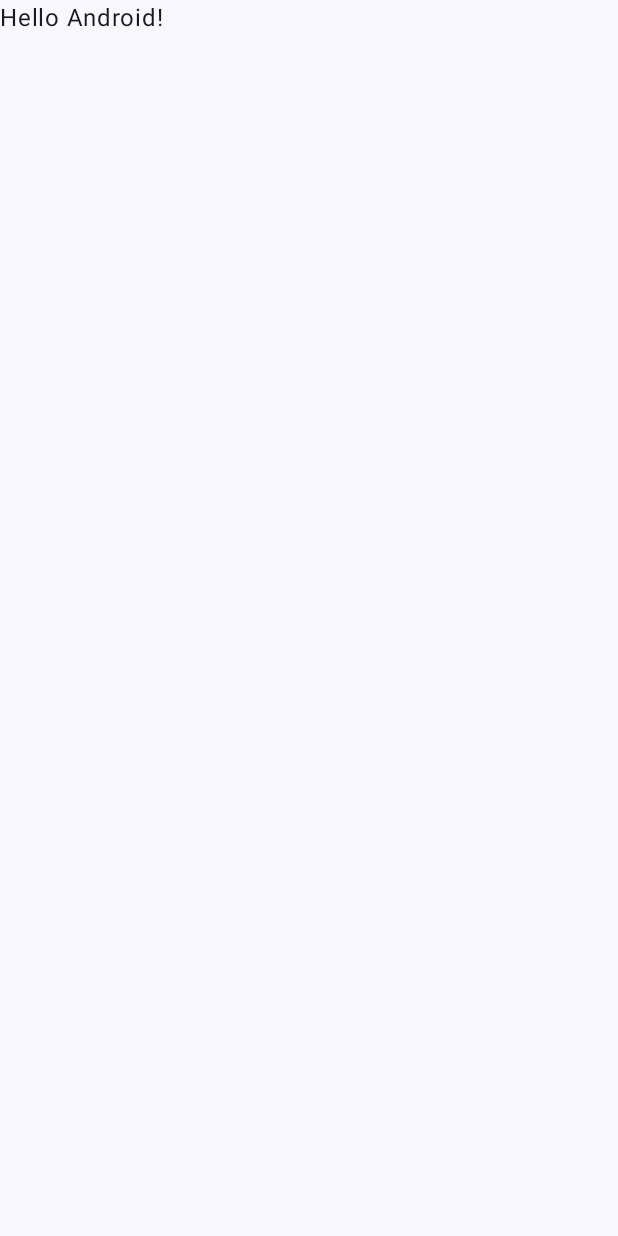
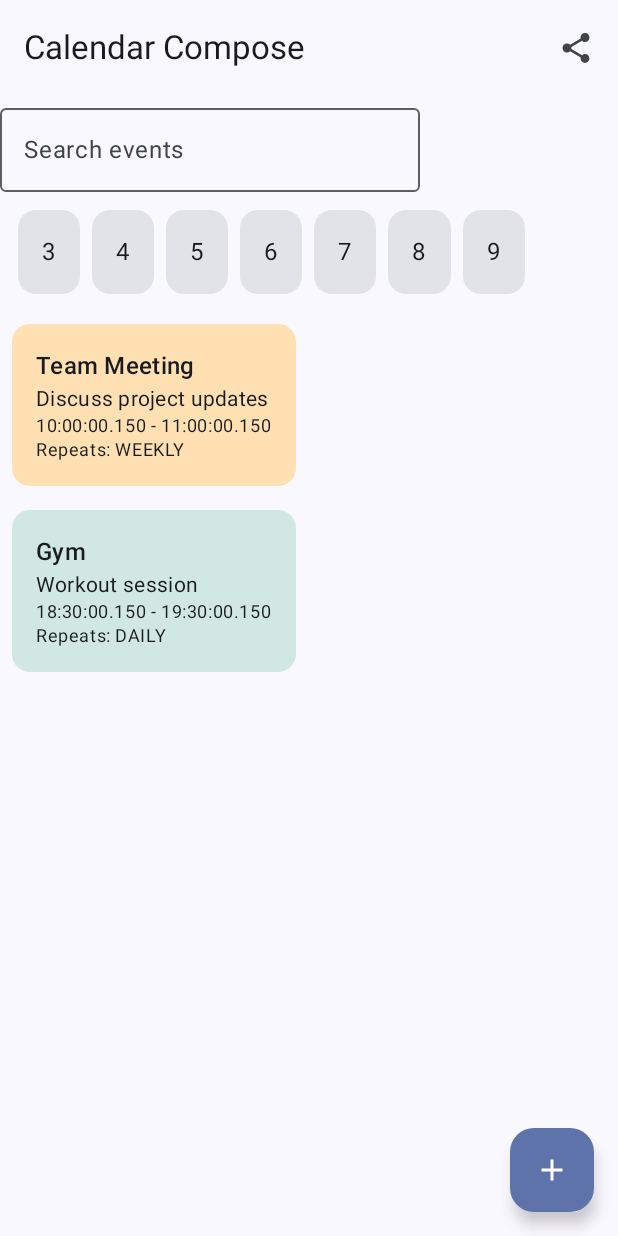
Before and after one commit to BirminghamDeveloper/Calendar_Compose, an Android app built with Jetpack Compose: the screen it shows after launch (MainActivity), on a phone screen of 412 x 824 dp. Before the commit the screen is almost empty. Run offline under Robolectric (Android 15) with nearby library versions, the phone set to English and light mode, and no system bars.

Commit message:
% Fixed Bugs but not completed

```diff
--- a/app/build.gradle.kts
+++ b/app/build.gradle.kts
@@ -56,4 +56,8 @@ dependencies {
     androidTestImplementation(libs.androidx.ui.test.junit4)
     debugImplementation(libs.androidx.ui.tooling)
     debugImplementation(libs.androidx.ui.test.manifest)
+
+
+    implementation("androidx.lifecycle:lifecycle-viewmodel-compose:2.6.1")
+
 }
--- a/app/src/main/java/com/hashinology/calendarcompose/MainActivity.kt
+++ b/app/src/main/java/com/hashinology/calendarcompose/MainActivity.kt
@@ -1,47 +1,19 @@
+// File: MainActivity.kt
 package com.hashinology.calendarcompose
 
 import android.os.Bundle
 import androidx.activity.ComponentActivity
 import androidx.activity.compose.setContent
-import androidx.activity.enableEdgeToEdge
-import androidx.compose.foundation.layout.fillMaxSize
-import androidx.compose.foundation.layout.padding
-import androidx.compose.material3.Scaffold
-import androidx.compose.material3.Text
-import androidx.compose.runtime.Composable
-import androidx.compose.ui.Modifier
-import androidx.compose.ui.tooling.preview.Preview
+import com.hashinology.calendarcompose.ui.CalendarScreen
 import com.hashinology.calendarcompose.ui.theme.CalendarComposeTheme
 
 class MainActivity : ComponentActivity() {
     override fun onCreate(savedInstanceState: Bundle?) {
         super.onCreate(savedInstanceState)
-        enableEdgeToEdge()
         setContent {
             CalendarComposeTheme {
-                Scaffold(modifier = Modifier.fillMaxSize()) { innerPadding ->
-                    Greeting(
-                        name = "Android",
-                        modifier = Modifier.padding(innerPadding)
-                    )
-                }
+                CalendarScreen()
             }
         }
     }
 }
-
-@Composable
-fun Greeting(name: String, modifier: Modifier = Modifier) {
-    Text(
-        text = "Hello $name!",
-        modifier = modifier
-    )
-}
-
-@Preview(showBackground = true)
-@Composable
-fun GreetingPreview() {
-    CalendarComposeTheme {
-        Greeting("Android")
-    }
-}
--- /dev/null
+++ b/app/src/main/java/com/hashinology/calendarcompose/ui/CalendarScreen.kt
@@ -0,0 +1,73 @@
+// File: ui/CalendarScreen.kt
+package com.hashinology.calendarcompose.ui
+
+import android.os.Build
+import android.widget.Toast
+import androidx.annotation.RequiresApi
+import androidx.compose.foundation.layout.Column
+import androidx.compose.foundation.layout.padding
+import androidx.compose.material.icons.Icons
+import androidx.compose.material.icons.filled.Add
+import androidx.compose.material.icons.filled.Share
+import androidx.compose.material3.ExperimentalMaterial3Api
+import androidx.compose.material3.FloatingActionButton
+import androidx.compose.material3.Icon
+import androidx.compose.material3.IconButton
+import androidx.compose.material3.Scaffold
+import androidx.compose.material3.Text
+import androidx.compose.material3.TopAppBar
+import androidx.compose.runtime.Composable
+import androidx.compose.ui.Modifier
+import androidx.compose.ui.platform.LocalContext
+import androidx.lifecycle.viewmodel.compose.viewModel // <-- Correct import
+import com.hashinology.calendarcompose.ui.components.CalendarGrid
+import com.hashinology.calendarcompose.ui.components.EventList
+import com.hashinology.calendarcompose.ui.components.SearchBar
+import com.hashinology.calendarcompose.viewmodel.EventViewModel
+
+@RequiresApi(Build.VERSION_CODES.O)
+@OptIn(ExperimentalMaterial3Api::class)
+@Composable
+fun CalendarScreen(eventViewModel: EventViewModel = viewModel()) {
+    val context = LocalContext.current
+
+    Scaffold(
+        topBar = {
+            TopAppBar(
+                title = { Text("Calendar Compose") },
+                actions = {
+                    IconButton(onClick = { eventViewModel.shareCalendar(context) }) {
+                        Icon(Icons.Filled.Share, contentDescription = "Share Calendar")
+                    }
+                }
+            )
+        },
+        floatingActionButton = {
+            FloatingActionButton(onClick = {
+                // Placeholder: In a real app, navigate to the Add Event screen.
+                Toast.makeText(context, "Add Event Clicked", Toast.LENGTH_SHORT).show()
+            }) {
+                Icon(Icons.Filled.Add, contentDescription = "Add Event")
+            }
+        }
+    ) { innerPadding ->
+        Column(modifier = Modifier.padding(innerPadding)) {
+            SearchBar(
+                query = eventViewModel.searchQuery,
+                onQueryChanged = eventViewModel::updateSearchQuery
+            )
+            CalendarGrid(
+                selectedDate = eventViewModel.selectedDate,
+                onDateSelected = {
+                    eventViewModel.selectedDate = it
+                }
+            )
+            // Filter events based on selected date and search query.
+            val filteredEvents = eventViewModel.events.filter { event ->
+                event.startTime.toLocalDate() == eventViewModel.selectedDate &&
+                        event.title.contains(eventViewModel.searchQuery, ignoreCase = true)
+            }
+            EventList(events = filteredEvents)
+        }
+    }
+}
--- /dev/null
+++ b/app/src/main/java/com/hashinology/calendarcompose/ui/components/CalendarGrid.kt
@@ -0,0 +1,43 @@
+// File: ui/components/CalendarGrid.kt
+package com.hashinology.calendarcompose.ui.components
+
+import android.os.Build
+import androidx.annotation.RequiresApi
+import androidx.compose.foundation.clickable
+import androidx.compose.foundation.layout.Arrangement
+import androidx.compose.foundation.layout.Row
+import androidx.compose.foundation.layout.padding
+import androidx.compose.material3.Card
+import androidx.compose.material3.Text
+import androidx.compose.runtime.Composable
+import androidx.compose.ui.Modifier
+import androidx.compose.ui.unit.dp
+import java.time.LocalDate
+
+@RequiresApi(Build.VERSION_CODES.O)
+@Composable
+fun CalendarGrid(
+    selectedDate: LocalDate,
+    onDateSelected: (LocalDate) -> Unit
+) {
+    // For simplicity, we display the current week (7 days).
+    val startOfWeek = selectedDate.minusDays(selectedDate.dayOfWeek.value.toLong() - 1)
+    Row(
+        horizontalArrangement = Arrangement.SpaceAround,
+        modifier = Modifier.padding(8.dp)
+    ) {
+        (0L until 7L).forEach { offset ->
+            val date = startOfWeek.plusDays(offset)
+            Card(
+                modifier = Modifier
+                    .padding(4.dp)
+                    .clickable { onDateSelected(date) }
+            ) {
+                Text(
+                    text = date.dayOfMonth.toString(),
+                    modifier = Modifier.padding(16.dp)
+                )
+            }
+        }
+    }
+}
--- /dev/null
+++ b/app/src/main/java/com/hashinology/calendarcompose/ui/components/EventItem.kt
@@ -0,0 +1,46 @@
+// File: ui/components/EventItem.kt
+package com.hashinology.calendarcompose.ui.components
+
+import android.os.Build
+import androidx.annotation.RequiresApi
+import androidx.compose.foundation.layout.Column
+import androidx.compose.foundation.layout.padding
+import androidx.compose.material3.Card
+import androidx.compose.material3.CardDefaults
+import androidx.compose.material3.MaterialTheme
+import androidx.compose.material3.Text
+import androidx.compose.runtime.Composable
+import androidx.compose.ui.Modifier
+import androidx.compose.ui.graphics.Color
+import androidx.compose.ui.unit.dp
+import com.hashinology.calendarcompose.data.Event
+import com.hashinology.calendarcompose.data.EventCategory
+
+@RequiresApi(Build.VERSION_CODES.O)
+@Composable
+fun EventItem(event: Event) {
+    // Choose a color based on the event category.
+    val backgroundColor: Color = when (event.category) {
+        EventCategory.PERSONAL -> Color(0xFFD1E8E2)
+        EventCategory.WORK -> Color(0xFFFFE0B2)
+        EventCategory.HOLIDAY -> Color(0xFFFFCDD2)
+        else -> MaterialTheme.colorScheme.surfaceVariant
+    }
+
+    Card(
+        modifier = Modifier.padding(8.dp),
+        colors = CardDefaults.cardColors(containerColor = backgroundColor)
+    ) {
+        Column(modifier = Modifier.padding(16.dp)) {
+            Text(text = event.title, style = MaterialTheme.typography.titleMedium)
+            Text(text = event.description, style = MaterialTheme.typography.bodyMedium)
+            Text(
+                text = "${event.startTime.toLocalTime()} - ${event.endTime.toLocalTime()}",
+                style = MaterialTheme.typography.bodySmall
+            )
+            if (event.recurrence != com.hashinology.calendarcompose.data.Recurrence.NONE) {
+                Text(text = "Repeats: ${event.recurrence}", style = MaterialTheme.typography.bodySmall)
+            }
+        }
+    }
+}
--- /dev/null
+++ b/app/src/main/java/com/hashinology/calendarcompose/ui/components/EventList.kt
@@ -0,0 +1,18 @@
+// File: ui/components/EventList.kt
+package com.hashinology.calendarcompose.ui.components
+
+import android.os.Build
+import androidx.annotation.RequiresApi
+import androidx.compose.foundation.lazy.LazyColumn
+import androidx.compose.runtime.Composable
+import com.hashinology.calendarcompose.data.Event
+
+@RequiresApi(Build.VERSION_CODES.O)
+@Composable
+fun EventList(events: List<Event>) {
+    LazyColumn {
+        items(events.size) { index ->
+            EventItem(event = events[index])
+        }
+    }
+}
--- /dev/null
+++ b/app/src/main/java/com/hashinology/calendarcompose/ui/components/SearchBar.kt
@@ -0,0 +1,18 @@
+// File: ui/components/SearchBar.kt
+package com.hashinology.calendarcompose.ui.components
+
+import androidx.compose.material3.OutlinedTextField
+import androidx.compose.material3.Text
+import androidx.compose.runtime.Composable
+import androidx.compose.ui.Modifier
+
+@Composable
+fun SearchBar(query: String, onQueryChanged: (String) -> Unit, modifier: Modifier = Modifier) {
+    OutlinedTextField(
+        value = query,
+        onValueChange = onQueryChanged,
+        modifier = modifier,
+        label = { Text("Search events") },
+        singleLine = true
+    )
+}
--- /dev/null
+++ b/app/src/main/java/com/hashinology/calendarcompose/viewmodel/EventViewModel.kt
@@ -0,0 +1,50 @@
+// File: viewmodel/EventViewModel.kt
+package com.hashinology.calendarcompose.viewmodel
+
+import android.content.Context
+import android.content.Intent
+import android.os.Build
+import androidx.annotation.RequiresApi
+import androidx.compose.runtime.getValue
+import androidx.compose.runtime.mutableStateOf
+import androidx.compose.runtime.setValue
+import androidx.lifecycle.ViewModel
+import com.hashinology.calendarcompose.data.Event
+import com.hashinology.calendarcompose.data.EventRepository
+import java.time.LocalDate
+
+
+@RequiresApi(Build.VERSION_CODES.O)
+class EventViewModel : ViewModel() {
+
+    // A simple state for events; in a real app, consider using StateFlow or LiveData
+    var events by mutableStateOf(EventRepository.getAllEvents())
+        private set
+
+    var selectedDate by mutableStateOf(LocalDate.now())
+        set
+    var searchQuery by mutableStateOf("")
+        private set
+
+    fun updateSearchQuery(query: String) {
+        searchQuery = query
+    }
+
+    /*fun setSelectedDate(date: LocalDate) {
+        selectedDate = date
+    }*/
+
+    // This function compiles event details and launches a share intent.
+    fun shareCalendar(context: Context) {
+        // For demo purposes, we simply share a text summary of all events.
+        val calendarText = events.joinToString(separator = "\n") { event ->
+            "${event.title}: ${event.startTime} - ${event.endTime} (${event.category})"
+        }
+
+        val shareIntent = Intent(Intent.ACTION_SEND).apply {
+            type = "text/plain"
+            putExtra(Intent.EXTRA_TEXT, calendarText)
+        }
+        context.startActivity(Intent.createChooser(shareIntent, "Share Calendar via"))
+    }
+}
--- /dev/null
+++ b/app/src/main/java/com/hashinology/data/EventRepository.kt
@@ -0,0 +1,47 @@
+// File: data/EventRepository.kt
+package com.hashinology.calendarcompose.data
+
+import android.os.Build
+import androidx.annotation.RequiresApi
+import java.time.LocalDateTime
+
+object EventRepository {
+    // Sample events
+    @RequiresApi(Build.VERSION_CODES.O)
+    private val events = mutableListOf(
+        Event(
+            id = 1L,
+            title = "Team Meeting",
+            description = "Discuss project updates",
+            startTime = LocalDateTime.now().withHour(10).withMinute(0),
+            endTime = LocalDateTime.now().withHour(11).withMinute(0),
+            category = EventCategory.WORK,
+            recurrence = Recurrence.WEEKLY
+        ),
+        Event(
+            id = 2L,
+            title = "Gym",
+            description = "Workout session",
+            startTime = LocalDateTime.now().withHour(18).withMinute(30),
+            endTime = LocalDateTime.now().withHour(19).withMinute(30),
+            category = EventCategory.PERSONAL,
+            recurrence = Recurrence.DAILY
+        ),
+        Event(
+            id = 3L,
+            title = "Birthday Party",
+            description = "Celebrate with friends",
+            startTime = LocalDateTime.now().plusDays(2).withHour(20).withMinute(0),
+            endTime = LocalDateTime.now().plusDays(2).withHour(23).withMinute(0),
+            category = EventCategory.OTHER
+        )
+    )
+
+    @RequiresApi(Build.VERSION_CODES.O)
+    fun getAllEvents(): List<Event> = events
+
+    @RequiresApi(Build.VERSION_CODES.O)
+    fun addEvent(event: Event) {
+        events.add(event)
+    }
+}
--- /dev/null
+++ b/app/src/main/java/com/hashinology/data/Recurrence.kt
@@ -0,0 +1,22 @@
+// File: data/Event.kt
+package com.hashinology.calendarcompose.data
+
+import java.time.LocalDateTime
+
+enum class Recurrence {
+    NONE, DAILY, WEEKLY, MONTHLY
+}
+
+enum class EventCategory {
+    PERSONAL, WORK, HOLIDAY, OTHER
+}
+
+data class Event(
+    val id: Long,
+    val title: String,
+    val description: String,
+    val startTime: LocalDateTime,
+    val endTime: LocalDateTime,
+    val category: EventCategory = EventCategory.OTHER,
+    val recurrence: Recurrence = Recurrence.NONE
+)
```
Also changed, not shown: gradle/libs.versions.toml (+7 -3 lines).
